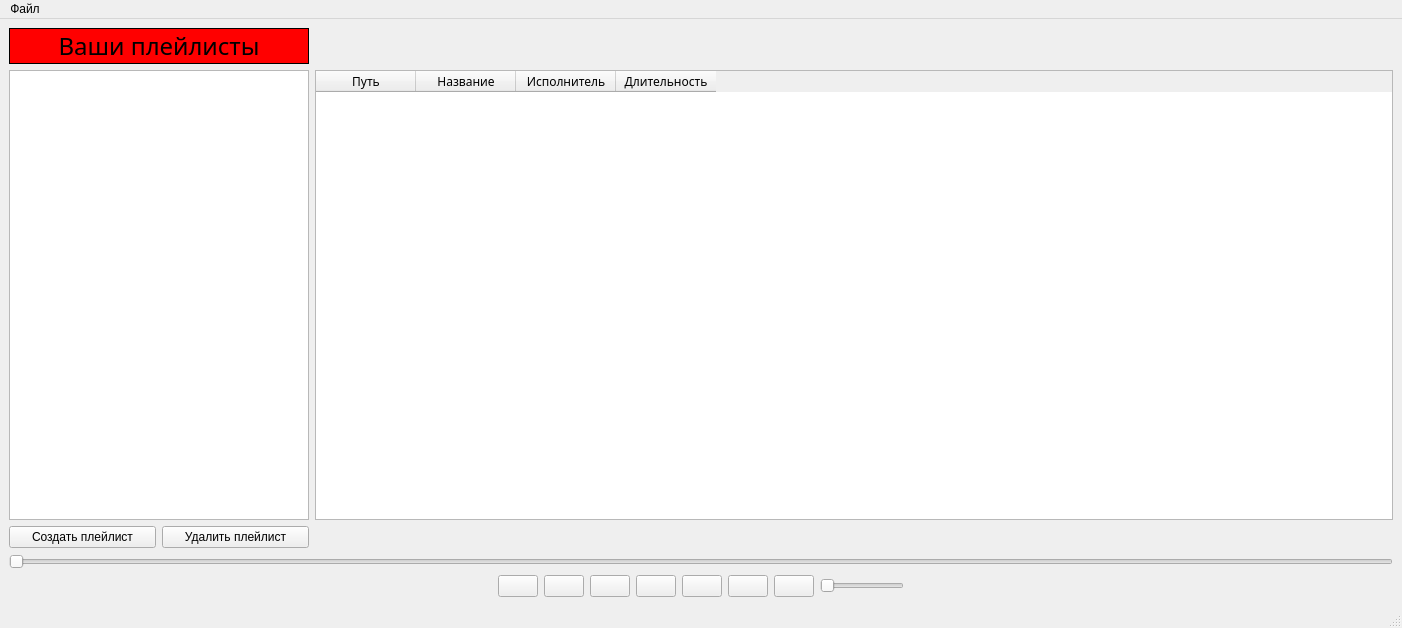
Before: the Qt Designer form mainwindow.ui in ArturBobotcko/Practice_Project, drawn with Qt 5.
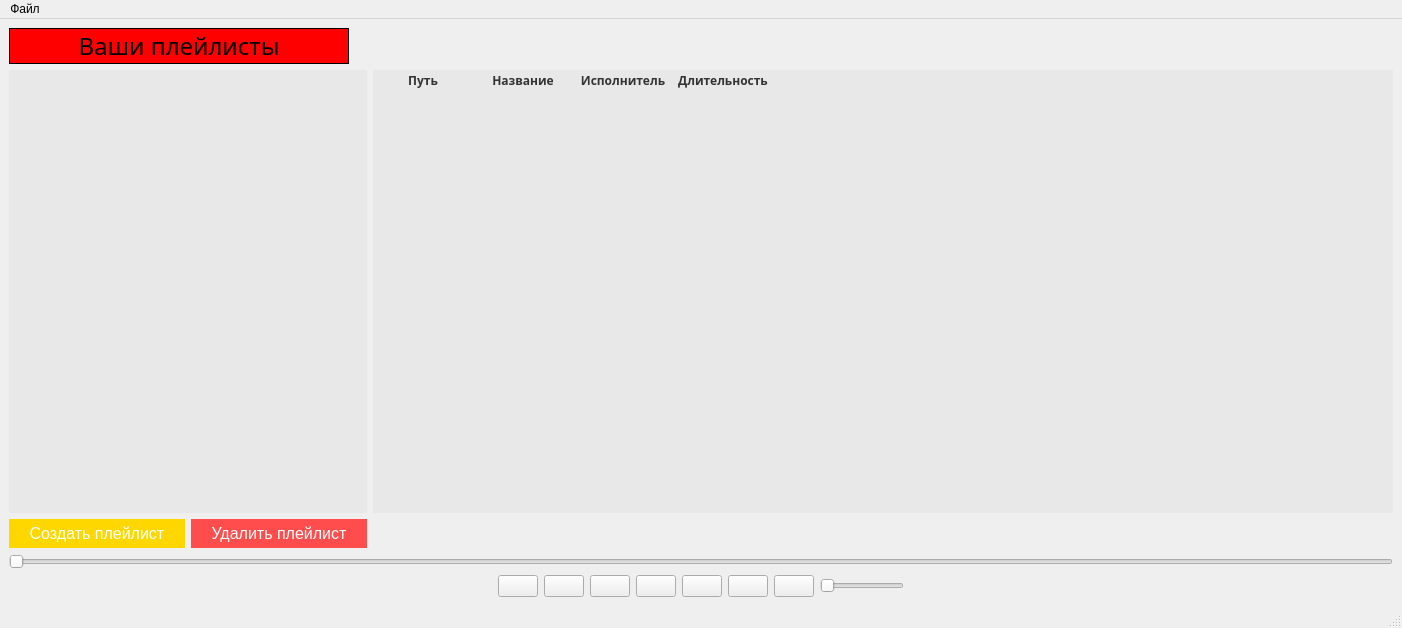
After: the same form once the commit is applied. Icons and pictures are not drawn.

Commit message: Обновил дизайн

Diff of the .ui file:
```diff
--- a/mainwindow.ui
+++ b/mainwindow.ui
@@ -107,6 +107,12 @@
            <iconset resource="MainWindowResources.qrc">
             <normaloff>:/new/prefix1/resources/no-repeat.svg</normaloff>:/new/prefix1/resources/no-repeat.svg</iconset>
           </property>
+          <property name="iconSize">
+           <size>
+            <width>25</width>
+            <height>25</height>
+           </size>
+          </property>
          </widget>
         </item>
         <item>
@@ -232,6 +238,12 @@
            <iconset resource="MainWindowResources.qrc">
             <normaloff>:/new/prefix1/resources/mix.svg</normaloff>:/new/prefix1/resources/mix.svg</iconset>
           </property>
+          <property name="iconSize">
+           <size>
+            <width>25</width>
+            <height>25</height>
+           </size>
+          </property>
          </widget>
         </item>
         <item>
@@ -317,6 +329,45 @@
         <property name="cursor" stdset="0">
          <cursorShape>ArrowCursor</cursorShape>
         </property>
+        <property name="styleSheet">
+         <string notr="true">QTableWidget {
+    background-color:  #e8e8e8; /* Цвет фона */
+    border: none; /* Убрать границу */
+    color: #333333; /* Цвет текста */
+    selection-background-color: #f9fbff; /* Цвет фона выбранной ячейки */
+	selection-color: #333333;
+    gridline-color: #E5E5E5; /* Цвет линий сетки */
+}
+
+QTableWidget::item {
+    padding: 8px; /* Внутренний отступ для содержимого ячейки */
+}
+
+QTableWidget QHeaderView {
+    background-color:  #e8e8e8; /* Цвет фона заголовков столбцов */
+    color: #333333; /* Цвет текста заголовков столбцов */
+    border: none; /* Убрать границу */
+    font-weight: bold; /* Жирный шрифт для заголовков столбцов */
+    text-align: center; /* Выравнивание текста по центру */
+}
+
+QTableWidget QHeaderView::section {
+    background-color:  #e8e8e8;
+	border-radius: 0;
+}
+
+QTableWidget::item:hover {
+    background-color: #f9fbff; /* Цвет фона ячейки при наведении курсора */
+}
+
+QTableCornerButton::section {
+    background-color:  #e8e8e8; /* Цвет фона квадратика */
+}
+</string>
+        </property>
+        <property name="cornerButtonEnabled">
+         <bool>false</bool>
+        </property>
         <column>
          <property name="text">
           <string>Путь</string>
@@ -341,6 +392,33 @@
       </item>
       <item row="2" column="1">
        <widget class="QPushButton" name="deleteBtn">
+        <property name="cursor">
+         <cursorShape>PointingHandCursor</cursorShape>
+        </property>
+        <property name="styleSheet">
+         <string notr="true">QPushButton {
+    background-color: #FF4C4C; /* Красный цвет фона кнопки */
+    border: none; /* Убираем границу */
+    border-radius: 15px; /* Закругленные углы с радиусом 15 пикселей */
+    color: #FFFFFF; /* Белый цвет текста */
+    font-size: 16px; /* Размер шрифта 16 пикселей */
+    padding: 5px 20px; /* Внутренние отступы 5 пикселей сверху/низу и 20 пикселей слева/справа */
+}
+
+QPushButton:hover {
+    background-color: #FF3333; /* Цвет фона при наведении курсора */
+}
+
+QPushButton:pressed {
+    background-color: #FF1A1A; /* Цвет фона при нажатии кнопки */
+}
+
+QPushButton:disabled {
+    background-color: #C0C0C0; /* Цвет фона для отключенной кнопки */
+    color: #808080; /* Цвет текста для отключенной кнопки */
+}
+</string>
+        </property>
         <property name="text">
          <string>Удалить плейлист</string>
         </property>
@@ -348,12 +426,82 @@
       </item>
       <item row="2" column="0">
        <widget class="QPushButton" name="addPlaylistBtn">
+        <property name="cursor">
+         <cursorShape>PointingHandCursor</cursorShape>
+        </property>
+        <property name="styleSheet">
+         <string notr="true">QPushButton {
+    background-color: #FFD700; /* Желтый цвет фона кнопки */
+    border: none; /* Убираем границу */
+    border-radius: 15px; /* Закругленные углы с радиусом 20 пикселей */
+    color: #FFFFFF; /* Белый цвет текста */
+    font-size: 16px; /* Размер шрифта 16 пикселей */
+	padding: 5px 20px; /* Внутренние отступы 10 пикселей сверху/низу и 20 пикселей слева/справа */
+}
+
+QPushButton:hover {
+    background-color: #FFD34C; /* Цвет фона при наведении курсора */
+}
+
+QPushButton:pressed {
+    background-color: #FFC400; /* Цвет фона при нажатии кнопки */
+}
+
+QPushButton:disabled {
+    background-color: #C0C0C0; /* Цвет фона для отключенной кнопки */
+    color: #808080; /* Цвет текста для отключенной кнопки */
+}
+</string>
+        </property>
         <property name="text">
          <string>Создать плейлист</string>
         </property>
        </widget>
       </item>
-      <item row="0" column="0" colspan="2">
+      <item row="1" column="0" colspan="2">
+       <widget class="QTableWidget" name="playlist_list">
+        <property name="styleSheet">
+         <string notr="true">QTableWidget {
+    background-color:  #e8e8e8; /* Цвет фона */
+    border: none; /* Убрать границу */
+    color: #333333; /* Цвет текста */
+    selection-background-color: #f9fbff; /* Цвет фона выбранной ячейки */
+	selection-color: #333333;
+    gridline-color: #E5E5E5; /* Цвет линий сетки */
+}
+
+QTableWidget::item {
+    padding: 8px; /* Внутренний отступ для содержимого ячейки */
+}
+
+QTableWidget QHeaderView {
+    background-color:  #e8e8e8; /* Цвет фона заголовков столбцов */
+    color: #333333; /* Цвет текста заголовков столбцов */
+    border: none; /* Убрать границу */
+    font-weight: bold; /* Жирный шрифт для заголовков столбцов */
+    text-align: center; /* Выравнивание текста по центру */
+}
+
+QTableWidget QHeaderView::section {
+    background-color:  #e8e8e8;
+	border-radius: 0;
+}
+
+QTableWidget::item:hover {
+    background-color: #f9fbff; /* Цвет фона ячейки при наведении курсора */
+}
+
+QTableCornerButton::section {
+    background-color:  #e8e8e8; /* Цвет фона квадратика */
+}
+</string>
+        </property>
+        <property name="columnCount">
+         <number>0</number>
+        </property>
+       </widget>
+      </item>
+      <item row="0" column="0" colspan="3">
        <widget class="QLabel" name="playlistsLabel">
         <property name="sizePolicy">
          <sizepolicy hsizetype="Fixed" vsizetype="Preferred">
@@ -363,7 +511,7 @@
         </property>
         <property name="minimumSize">
          <size>
-          <width>300</width>
+          <width>340</width>
           <height>0</height>
          </size>
         </property>
@@ -390,13 +538,6 @@
         </property>
        </widget>
       </item>
-      <item row="1" column="0" colspan="2">
-       <widget class="QTableWidget" name="playlist_list">
-        <property name="columnCount">
-         <number>0</number>
-        </property>
-       </widget>
-      </item>
      </layout>
     </item>
    </layout>
@@ -407,7 +548,7 @@
      <x>0</x>
      <y>0</y>
      <width>1402</width>
-     <height>21</height>
+     <height>22</height>
     </rect>
    </property>
    <widget class="QMenu" name="menuOpen">
```
The commit also changes 6 other files.
